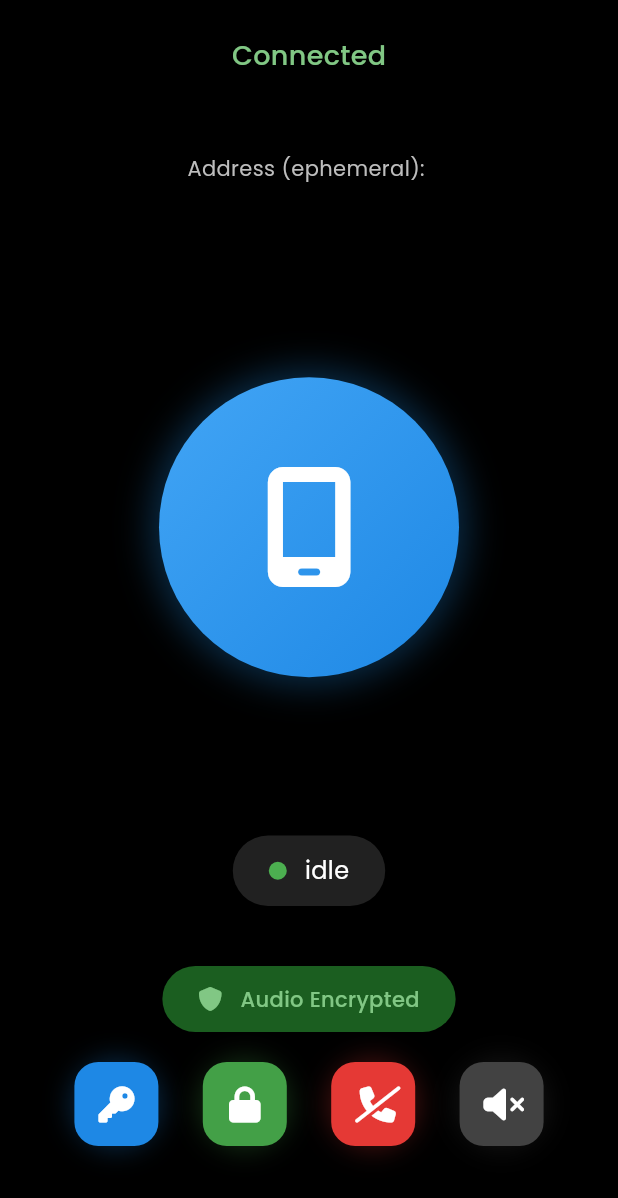
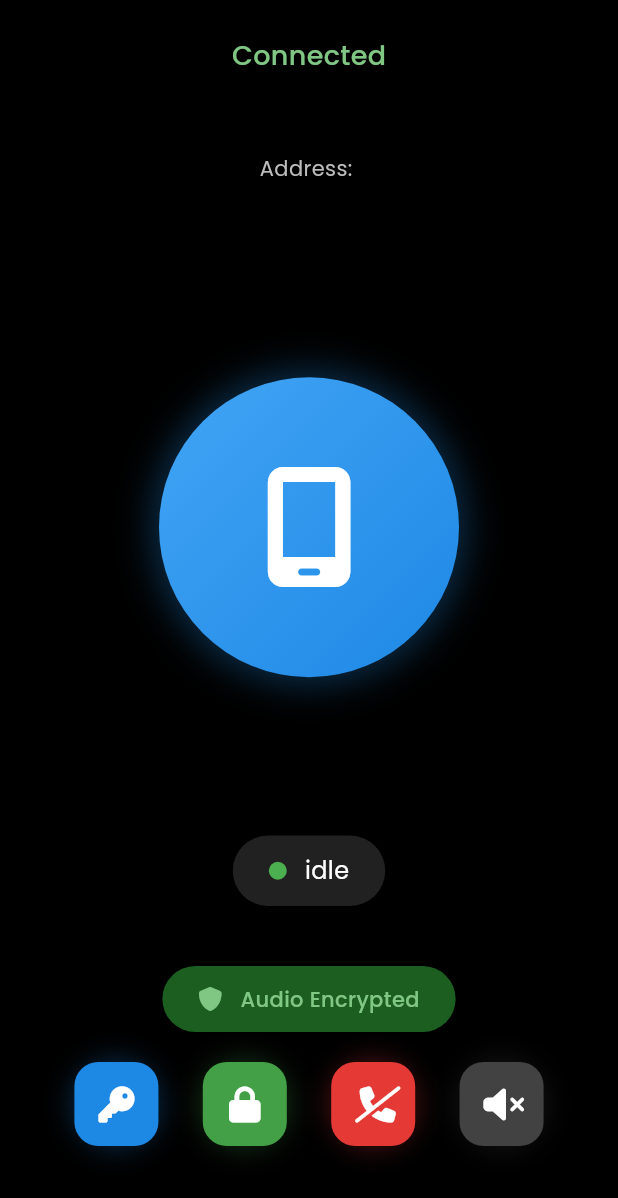
Before and after one commit to Icing-Project/BT-Call, a Flutter app: the CallScreen screen opened directly with empty values, on a phone screen of 412 x 824 dp. Shown: the top 1198 px of the screen. Run offline on Flutter 3.47's test engine with Material 3 defaults, Android fonts, the light colour scheme and no system bars; our stand-ins replace flutter_secure_storage, font_awesome_flutter, google_fonts, permission_handler, qr_flutter, shared_preferences; missing offline and left inert: mobile_scanner; accounts and stored records are empty.

Commit message:
FIx typo

```diff
--- a/lib/src/screens/call_screen.dart
+++ b/lib/src/screens/call_screen.dart
@@ -121,7 +121,7 @@ class _CallScreenState extends State<CallScreen> {
                         ),
                       ),
                     Text(
-                        'Address (ephemeral): ${widget.deviceAddress}',
+                        'Address: ${widget.deviceAddress}',
                       style: TextStyle(
                         color: Colors.grey[400],
                         fontSize: 14,
```
Also changed, not shown: lib/src/screens/home_screen.dart (+5 -5 lines).
